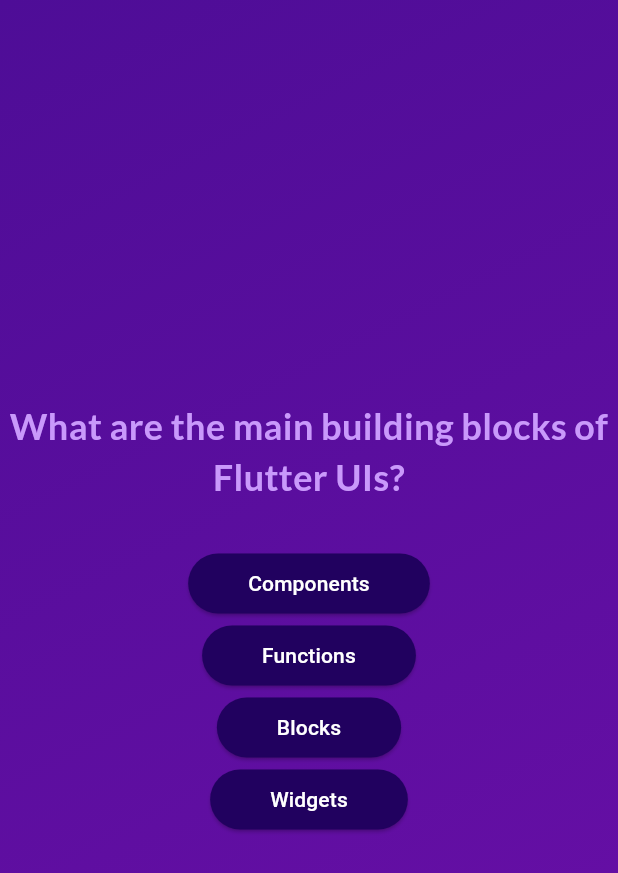
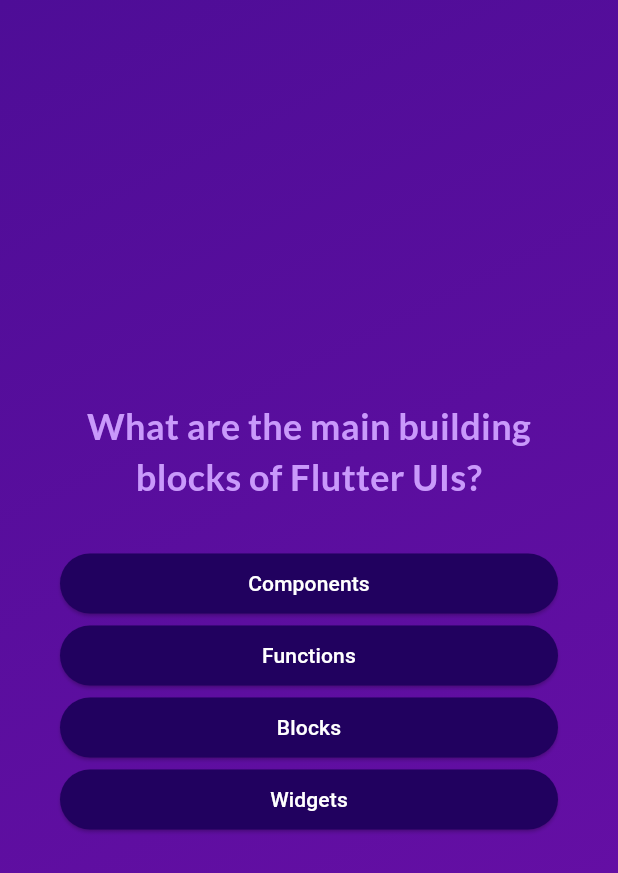
Before and after one commit to halityrd/quiz_app, a Flutter app: the screen it shows after launch, after a tap on "Start Quiz", on a phone screen of 412 x 824 dp. Shown: the top 873 px of the screen. Run offline on Flutter 3.47's test engine with Material 3 defaults, Android fonts, the phone set to English and light mode, and no system bars; our stand-ins replace google_fonts.

```diff
--- a/lib/questions_screen.dart
+++ b/lib/questions_screen.dart
@@ -32,8 +32,11 @@ class _QuestionsScreenState extends State<QuestionsScreen> {
 
     return SizedBox(
       width: double.infinity,
+      child: Container(
+        margin: const EdgeInsets.all(40),
         child: Column(
           mainAxisAlignment: MainAxisAlignment.center,
+          crossAxisAlignment: CrossAxisAlignment.stretch,
           children: [
             Text(
               currentQuestion.text,
@@ -55,6 +58,7 @@ class _QuestionsScreenState extends State<QuestionsScreen> {
             }),
           ],
         ),
+      ),
     );
   }
 }
--- a/lib/quiz.dart
+++ b/lib/quiz.dart
@@ -28,14 +28,13 @@ class _QuizState extends State<Quiz> {
 
     if (selectedAnswers.length == questions.length) {
       setState(() {
-        selectedAnswers = [];
         activeScreen = 'results-screen';
       });
     }
   }
 
   @override
-  Widget build(BuildContext context) {
+  Widget build(context) {
     Widget screenWidget = StartScreen(switchScreen);
 
     if (activeScreen == 'questions-screen') {
@@ -49,7 +48,7 @@ class _QuizState extends State<Quiz> {
     return MaterialApp(
       home: Scaffold(
         body: Container(
-          decoration: BoxDecoration(
+          decoration: const BoxDecoration(
             gradient: LinearGradient(
               colors: [
                 Color.fromARGB(255, 78, 13, 151),
```
Also changed, not shown: lib/questions_summary.dart (+6 -1 lines). Lines whose indentation alone changed are shown as unchanged.
